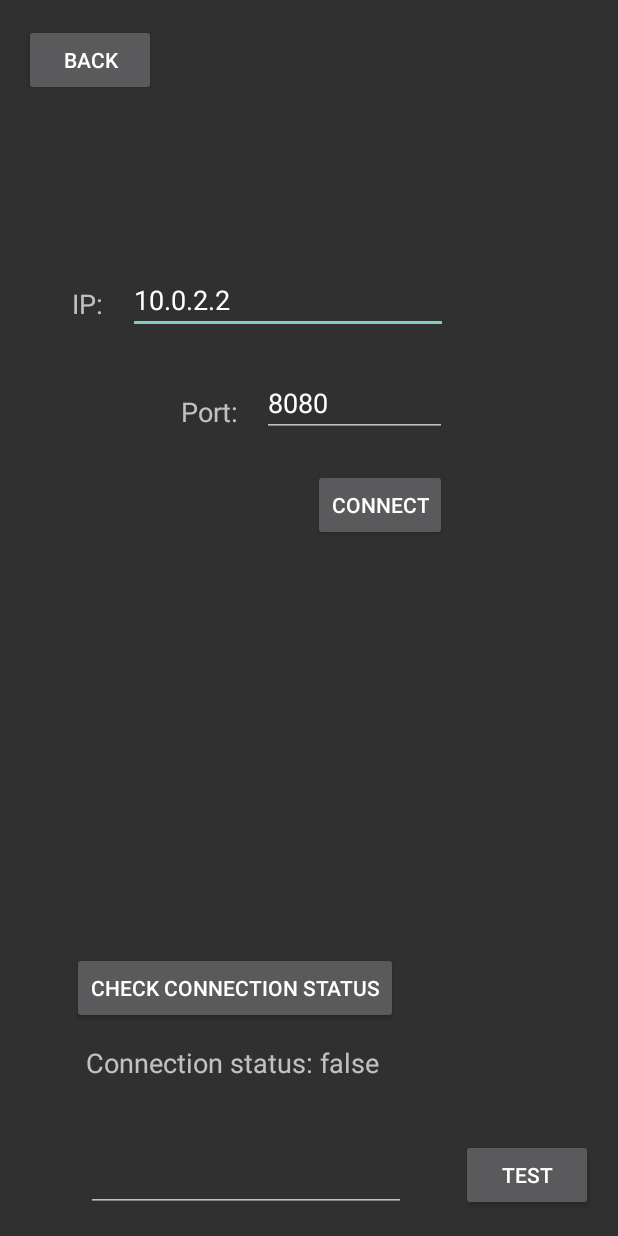
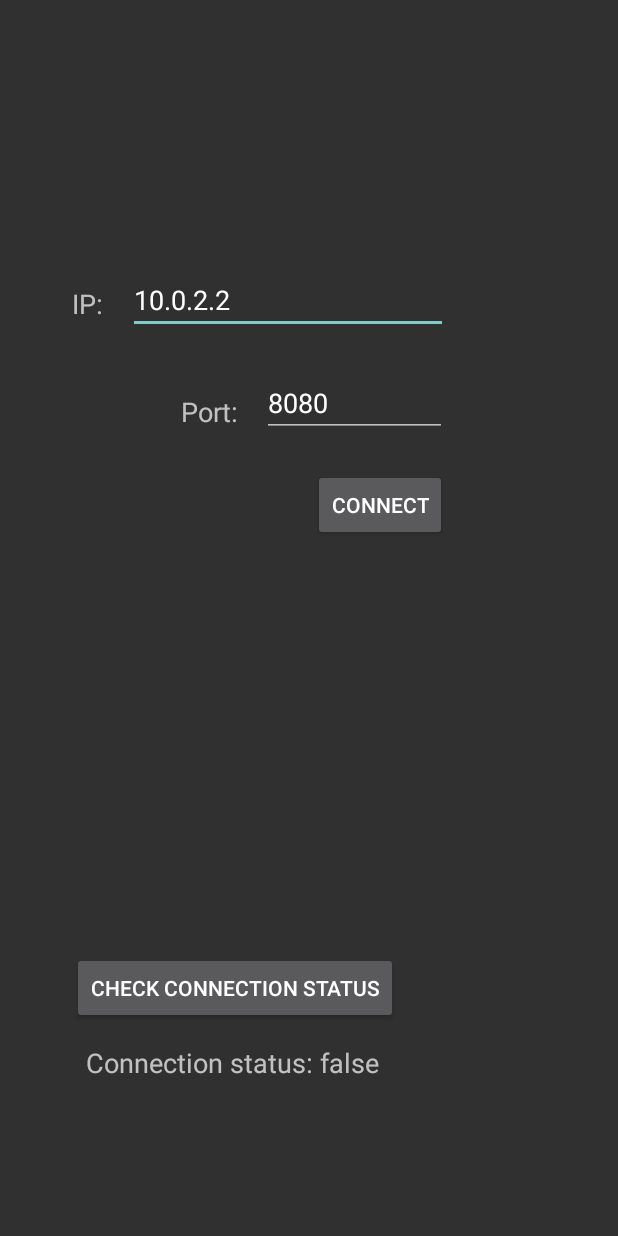
Before and after one commit to nicket97/DAT255, an Android app: the MainActivity screen opened directly, with no data from a screen before it, after a tap on "CONNECT", on a phone screen of 412 x 824 dp. Run offline under Robolectric (Android 15) with nearby library versions, the phone set to English and light mode, and no system bars.

Commit message:
update to app

```diff
--- a/app/ElizaApp/app/src/main/java/com/example/walling/elizaapp/ElizaApp.java
+++ b/app/ElizaApp/app/src/main/java/com/example/walling/elizaapp/ElizaApp.java
@@ -10,10 +10,5 @@ public class ElizaApp extends Application {
     @Override
     public void onCreate() {
         super.onCreate();
-
-        //Model.getInstance().establishConnection();
-
     }
-
-
 }
--- a/app/ElizaApp/app/src/main/java/com/example/walling/elizaapp/MainActivity.java
+++ b/app/ElizaApp/app/src/main/java/com/example/walling/elizaapp/MainActivity.java
@@ -1,5 +1,6 @@
 package com.example.walling.elizaapp;
 
+import android.app.ActivityManager;
 import android.content.Intent;
 import android.content.pm.ActivityInfo;
 import android.support.v7.app.AppCompatActivity;
@@ -11,9 +12,10 @@ import android.widget.EditText;
 import android.widget.SeekBar;
 import android.widget.Switch;
 import android.widget.TextView;
+import android.widget.Toast;
 import android.widget.ToggleButton;
 
-public class MainActivity extends AppCompatActivity implements IMainView{
+public class MainActivity extends AppCompatActivity implements IMainView, IMessageListener {
 
     private Controller controller;
     private Button btnStop, btnSwitchScreen, buttonDebug, setSpeedButton;
@@ -28,6 +30,7 @@ public class MainActivity extends AppCompatActivity implements IMainView{
         setRequestedOrientation(ActivityInfo.SCREEN_ORIENTATION_LANDSCAPE);
         setContentView(R.layout.activity_main);
         controller = new Controller(this);
+        MessageListener.BUS.addListener(this);
 
         initGUI();
     }
@@ -158,4 +161,11 @@ public class MainActivity extends AppCompatActivity implements IMainView{
     public void updateResult(String res) {
         //txtView.setText(res);
     }
+
+    @Override
+    public void update(MessageData msgData) {
+        if (msgData.getMessageType() == MessageData.MessageType.CONNECTION_LOST) {
+            startActivity(new Intent(MainActivity.this, ConnectActivity.class));
+        }
+    }
 }
--- a/app/ElizaApp/app/src/main/java/com/example/walling/elizaapp/MessageData.java
+++ b/app/ElizaApp/app/src/main/java/com/example/walling/elizaapp/MessageData.java
@@ -9,7 +9,8 @@ public class MessageData {
         PORT_CLOSED,
         ALREADY_CONNECTED,
         CONNECTING,
-        CONNECTION_DONE;
+        CONNECTION_DONE,
+        CONNECTION_LOST;
     }
 
     private MessageType msgType;
--- a/app/ElizaApp/app/src/main/java/com/example/walling/elizaapp/generalobserver/IMessageListener.java
+++ /dev/null
@@ -1,9 +0,0 @@
-package com.example.walling.elizaapp.generalobserver;
-
-/**
- * Created by Olof Enström on 2017-09-23.
- */
-
-public interface IMessageListener {
-    void update(MessageData msgData);
-}
--- a/app/ElizaApp/app/src/main/res/layout/activity_connect.xml
+++ b/app/ElizaApp/app/src/main/res/layout/activity_connect.xml
@@ -61,16 +61,6 @@
         app:layout_constraintLeft_toRightOf="@+id/textView2"
         android:layout_marginLeft="48dp" />
 
-    <Button
-        android:id="@+id/connectBackButton"
-        android:layout_width="wrap_content"
-        android:layout_height="wrap_content"
-        android:layout_marginLeft="16dp"
-        android:layout_marginTop="16dp"
-        android:text="BACK"
-        app:layout_constraintLeft_toLeftOf="parent"
-        app:layout_constraintTop_toTopOf="parent" />
-
     <TextView
         android:id="@+id/textViewConnectStatus"
         android:layout_width="wrap_content"
@@ -92,36 +82,4 @@
         android:layout_marginBottom="13dp"
         app:layout_constraintBottom_toTopOf="@+id/textViewConnectStatus" />
 
-    <Button
-        android:id="@+id/testButton"
-        android:layout_width="wrap_content"
-        android:layout_height="wrap_content"
-        android:text="TEST"
-        android:layout_marginLeft="8dp"
-        app:layout_constraintLeft_toLeftOf="parent"
-        android:layout_marginRight="8dp"
-        app:layout_constraintRight_toRightOf="parent"
-        app:layout_constraintBottom_toBottomOf="parent"
-        android:layout_marginBottom="8dp"
-        android:layout_marginTop="8dp"
-        app:layout_constraintTop_toBottomOf="@+id/checkConnectionButton"
-        app:layout_constraintHorizontal_bias="0.971"
-        app:layout_constraintVertical_bias="0.89" />
-
-    <EditText
-        android:id="@+id/serverTestEditText"
-        android:layout_width="wrap_content"
-        android:layout_height="wrap_content"
-        android:layout_marginBottom="8dp"
-        android:layout_marginLeft="8dp"
-        android:layout_marginRight="8dp"
-        android:layout_marginTop="8dp"
-        android:ems="10"
-        android:inputType="textPersonName"
-        app:layout_constraintBottom_toBottomOf="parent"
-        app:layout_constraintHorizontal_bias="0.632"
-        app:layout_constraintLeft_toLeftOf="parent"
-        app:layout_constraintRight_toLeftOf="@+id/testButton"
-        app:layout_constraintTop_toBottomOf="@+id/textViewConnectStatus"
-        app:layout_constraintVertical_bias="0.813" />
 </android.support.constraint.ConstraintLayout>
```
Also changed, not shown: app/ElizaApp/app/src/main/AndroidManifest.xml (+4 -7 lines), app/ElizaApp/app/src/main/java/com/example/walling/elizaapp/ConnectActivity.java (+53 -14 lines), app/ElizaApp/app/src/main/java/com/example/walling/elizaapp/Controller.java (+0 -8 lines), app/ElizaApp/app/src/main/java/com/example/walling/elizaapp/Model.java (+19 -8 lines), app/ElizaApp/app/src/main/java/com/example/walling/elizaapp/generalobserver/MessageData.java (deleted, +0 -23 lines), app/ElizaApp/app/src/main/java/com/example/walling/elizaapp/generalobserver/MessageListener.java (deleted, +0 -25 lines).
